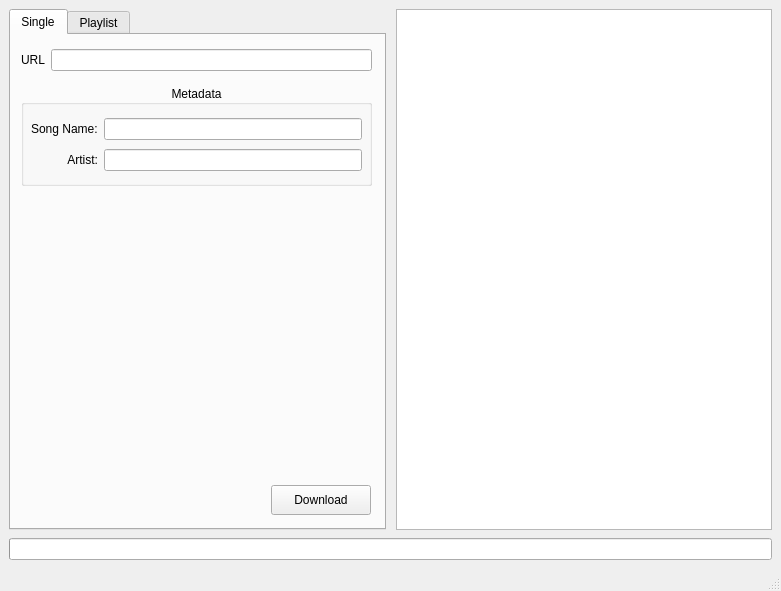
Old version of the form tp_interface/ui/main_window.ui in the repository nickdmakes/tek-plexor.
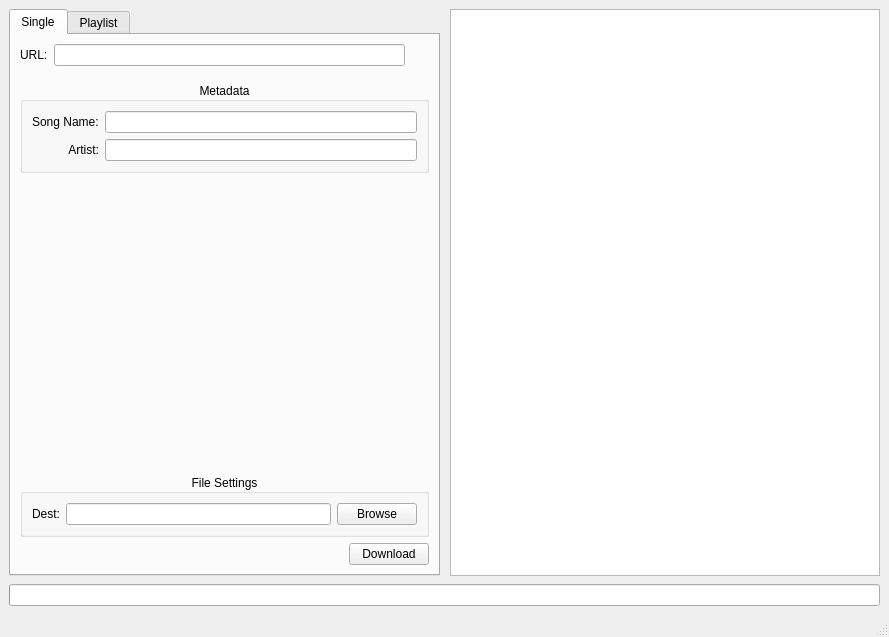
New version of the form. Icons and pictures are not drawn.

Diff of the .ui file:
```diff
--- a/tp_interface/ui/main_window.ui
+++ b/tp_interface/ui/main_window.ui
@@ -6,12 +6,12 @@
    <rect>
     <x>0</x>
     <y>0</y>
-    <width>781</width>
-    <height>591</height>
+    <width>889</width>
+    <height>637</height>
    </rect>
   </property>
   <property name="windowTitle">
-   <string>MainWindow</string>
+   <string>TekPlexor</string>
   </property>
   <widget class="QWidget" name="centralwidget">
    <layout class="QVBoxLayout" name="verticalLayout">
@@ -22,9 +22,7 @@
      <enum>QLayout::SetDefaultConstraint</enum>
     </property>
     <item>
-     <layout class="QHBoxLayout" name="horizontalLayout">
-      <item>
-       <layout class="QVBoxLayout" name="verticalLayout_2">
+     <layout class="QHBoxLayout" name="Row_01">
         <item>
          <widget class="QTabWidget" name="toolTab">
           <property name="sizePolicy">
@@ -33,31 +31,57 @@
             <verstretch>0</verstretch>
            </sizepolicy>
           </property>
+        <property name="layoutDirection">
+         <enum>Qt::LeftToRight</enum>
+        </property>
+        <property name="autoFillBackground">
+         <bool>false</bool>
+        </property>
           <property name="tabPosition">
            <enum>QTabWidget::North</enum>
           </property>
           <property name="currentIndex">
            <number>0</number>
           </property>
+        <property name="elideMode">
+         <enum>Qt::ElideLeft</enum>
+        </property>
           <property name="documentMode">
            <bool>false</bool>
           </property>
           <widget class="QWidget" name="tabSingle">
+         <property name="enabled">
+          <bool>true</bool>
+         </property>
+         <property name="sizePolicy">
+          <sizepolicy hsizetype="Expanding" vsizetype="Expanding">
+           <horstretch>0</horstretch>
+           <verstretch>0</verstretch>
+          </sizepolicy>
+         </property>
+         <property name="maximumSize">
+          <size>
+           <width>16777215</width>
+           <height>16777215</height>
+          </size>
+         </property>
            <attribute name="title">
             <string>Single</string>
            </attribute>
-           <widget class="QWidget" name="horizontalLayoutWidget_2">
-            <property name="geometry">
-             <rect>
-              <x>10</x>
-              <y>10</y>
-              <width>351</width>
-              <height>31</height>
-             </rect>
-            </property>
-            <layout class="QHBoxLayout" name="horizontalLayout_2">
+         <layout class="QVBoxLayout" name="verticalLayout_2" stretch="0,0,0,0,0">
+          <property name="sizeConstraint">
+           <enum>QLayout::SetDefaultConstraint</enum>
+          </property>
              <item>
-              <widget class="QLabel" name="urlLabel">
+           <layout class="QHBoxLayout" name="Row_02" stretch="0,0,0">
+            <property name="sizeConstraint">
+             <enum>QLayout::SetDefaultConstraint</enum>
+            </property>
+            <property name="bottomMargin">
+             <number>10</number>
+            </property>
+            <item>
+             <widget class="QLabel" name="singleUrlLabel">
                <property name="sizePolicy">
                 <sizepolicy hsizetype="Preferred" vsizetype="Fixed">
                  <horstretch>0</horstretch>
@@ -65,23 +89,63 @@
                 </sizepolicy>
                </property>
                <property name="text">
-                <string>URL</string>
+               <string>URL:</string>
                </property>
               </widget>
              </item>
              <item>
-              <widget class="QLineEdit" name="singleUrlInput"/>
-             </item>
-            </layout>
-           </widget>
-           <widget class="QGroupBox" name="metaData">
-            <property name="geometry">
-             <rect>
-              <x>10</x>
-              <y>50</y>
-              <width>351</width>
-              <height>101</height>
-             </rect>
+             <widget class="QLineEdit" name="singleUrlInput">
+              <property name="sizePolicy">
+               <sizepolicy hsizetype="Expanding" vsizetype="Fixed">
+                <horstretch>0</horstretch>
+                <verstretch>0</verstretch>
+               </sizepolicy>
+              </property>
+             </widget>
+            </item>
+            <item>
+             <widget class="QLabel" name="singleUrlStatusIcon">
+              <property name="enabled">
+               <bool>true</bool>
+              </property>
+              <property name="sizePolicy">
+               <sizepolicy hsizetype="Minimum" vsizetype="Fixed">
+                <horstretch>0</horstretch>
+                <verstretch>0</verstretch>
+               </sizepolicy>
+              </property>
+              <property name="minimumSize">
+               <size>
+                <width>18</width>
+                <height>18</height>
+               </size>
+              </property>
+              <property name="maximumSize">
+               <size>
+                <width>18</width>
+                <height>18</height>
+               </size>
+              </property>
+              <property name="text">
+               <string/>
+              </property>
+              <property name="pixmap">
+               <pixmap>icons/grey_checkmark.png</pixmap>
+              </property>
+              <property name="scaledContents">
+               <bool>false</bool>
+              </property>
+             </widget>
+            </item>
+           </layout>
+          </item>
+          <item>
+           <widget class="QGroupBox" name="singleMetaData">
+            <property name="sizePolicy">
+             <sizepolicy hsizetype="Expanding" vsizetype="Fixed">
+              <horstretch>0</horstretch>
+              <verstretch>0</verstretch>
+             </sizepolicy>
             </property>
             <property name="title">
              <string>Metadata</string>
@@ -89,16 +153,9 @@
             <property name="alignment">
              <set>Qt::AlignCenter</set>
             </property>
-            <widget class="QWidget" name="gridLayoutWidget">
-             <property name="geometry">
-              <rect>
-               <x>10</x>
-               <y>30</y>
-               <width>331</width>
-               <height>61</height>
-              </rect>
-             </property>
-             <layout class="QGridLayout" name="gridLayout">
+            <layout class="QVBoxLayout" name="verticalLayout_3">
+             <item>
+              <layout class="QGridLayout" name="Grid_01" rowstretch="0,0">
               <item row="1" column="0">
                <widget class="QLabel" name="singleArtistLabel">
                 <property name="text">
@@ -123,33 +180,111 @@
                <widget class="QLineEdit" name="singleSongNameInput"/>
               </item>
              </layout>
-            </widget>
-           </widget>
+             </item>
+            </layout>
+           </widget>
+          </item>
+          <item>
+           <spacer name="VS_02">
+            <property name="orientation">
+             <enum>Qt::Vertical</enum>
+            </property>
+            <property name="sizeHint" stdset="0">
+             <size>
+              <width>20</width>
+              <height>40</height>
+             </size>
+            </property>
+           </spacer>
+          </item>
+          <item>
+           <widget class="QGroupBox" name="singleFileSettings">
+            <property name="sizePolicy">
+             <sizepolicy hsizetype="Expanding" vsizetype="Fixed">
+              <horstretch>0</horstretch>
+              <verstretch>0</verstretch>
+             </sizepolicy>
+            </property>
+            <property name="title">
+             <string>File Settings</string>
+            </property>
+            <property name="alignment">
+             <set>Qt::AlignCenter</set>
+            </property>
+            <layout class="QVBoxLayout" name="verticalLayout_4">
+             <item>
+              <layout class="QGridLayout" name="Grid_02">
+               <item row="0" column="1">
+                <widget class="QLineEdit" name="singleDestinationInput"/>
+               </item>
+               <item row="0" column="0">
+                <widget class="QLabel" name="singleDestinationLabel">
+                 <property name="sizePolicy">
+                  <sizepolicy hsizetype="Preferred" vsizetype="Preferred">
+                   <horstretch>0</horstretch>
+                   <verstretch>0</verstretch>
+                  </sizepolicy>
+                 </property>
+                 <property name="text">
+                  <string>Dest:</string>
+                 </property>
+                 <property name="alignment">
+                  <set>Qt::AlignJustify|Qt::AlignVCenter</set>
+                 </property>
+                </widget>
+               </item>
+               <item row="0" column="2">
+                <widget class="QPushButton" name="singleBrowseButton">
+                 <property name="sizePolicy">
+                  <sizepolicy hsizetype="Fixed" vsizetype="Fixed">
+                   <horstretch>0</horstretch>
+                   <verstretch>0</verstretch>
+                  </sizepolicy>
+                 </property>
+                 <property name="text">
+                  <string>Browse</string>
+                 </property>
+                </widget>
+               </item>
+              </layout>
+             </item>
+            </layout>
+           </widget>
+          </item>
+          <item>
+           <layout class="QHBoxLayout" name="Row_03">
+            <item>
+             <spacer name="HS_02">
+              <property name="orientation">
+               <enum>Qt::Horizontal</enum>
+              </property>
+              <property name="sizeHint" stdset="0">
+               <size>
+                <width>40</width>
+                <height>20</height>
+               </size>
+              </property>
+             </spacer>
+            </item>
+            <item>
            <widget class="QPushButton" name="singleDownloadButton">
-            <property name="geometry">
-             <rect>
-              <x>260</x>
-              <y>450</y>
-              <width>100</width>
-              <height>30</height>
-             </rect>
-            </property>
             <property name="sizePolicy">
              <sizepolicy hsizetype="Fixed" vsizetype="Fixed">
               <horstretch>0</horstretch>
               <verstretch>0</verstretch>
              </sizepolicy>
             </property>
-            <property name="minimumSize">
-             <size>
-              <width>100</width>
-              <height>30</height>
-             </size>
+              <property name="layoutDirection">
+               <enum>Qt::LeftToRight</enum>
             </property>
             <property name="text">
              <string>Download</string>
             </property>
            </widget>
+            </item>
+           </layout>
+          </item>
+         </layout>
           </widget>
           <widget class="QWidget" name="tabPlaylist">
            <property name="accessibleName">
@@ -158,13 +293,27 @@
            <attribute name="title">
             <string>Playlist</string>
            </attribute>
-          </widget>
+         <layout class="QVBoxLayout" name="verticalLayout_5">
+          <item>
+           <widget class="QLabel" name="label">
+            <property name="text">
+             <string>Placeholder</string>
+            </property>
+           </widget>
+          </item>
+          <item>
+           <widget class="QLabel" name="label_2">
+            <property name="text">
+             <string>another one</string>
+            </property>
          </widget>
         </item>
        </layout>
+        </widget>
+       </widget>
       </item>
       <item>
-       <spacer name="horizontalSpacer">
+       <spacer name="HS_01">
         <property name="orientation">
          <enum>Qt::Horizontal</enum>
         </property>
@@ -185,7 +334,7 @@
      </layout>
     </item>
     <item>
-     <spacer name="verticalSpacer">
+     <spacer name="VS_01">
       <property name="orientation">
        <enum>Qt::Vertical</enum>
       </property>
@@ -238,8 +387,8 @@
     <rect>
      <x>0</x>
      <y>0</y>
-     <width>781</width>
-     <height>21</height>
+     <width>889</width>
+     <height>24</height>
     </rect>
    </property>
   </widget>
```
Lines whose indentation alone changed are shown as unchanged.
